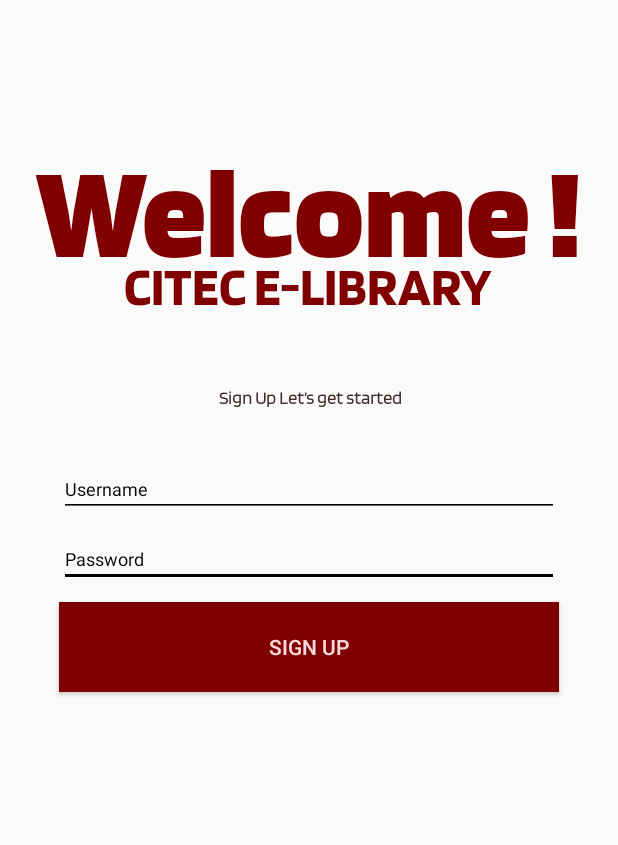
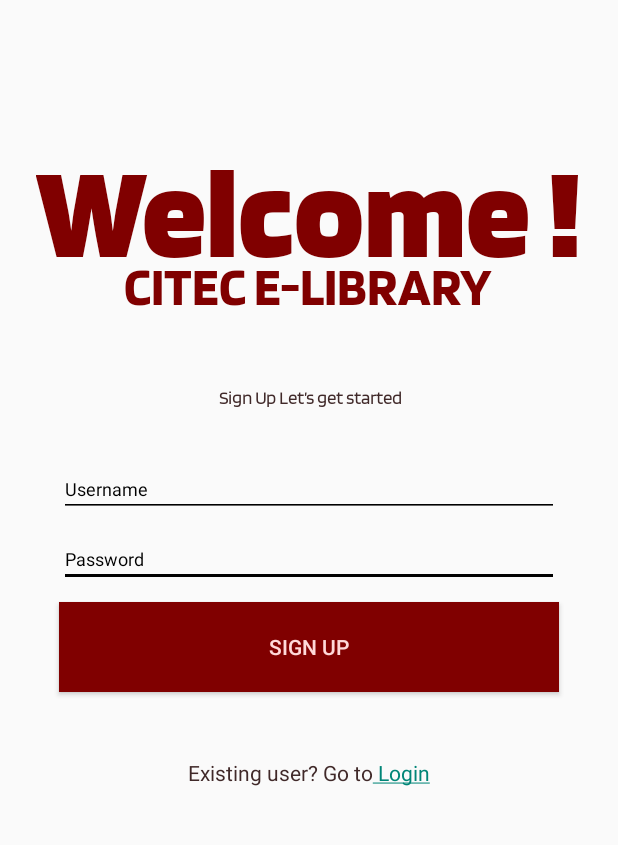
Before and after one commit to Jayem09/cc106_3a_grp5, an Android app: the activity_signup screen opened directly, with no data from a screen before it, on a phone screen of 412 x 824 dp, the part 100-945 px from its top. Run offline under Robolectric (Android 15) with nearby library versions, the phone set to English and light mode, and no system bars.

Commit message:
log in/sign up activity intent fix

```diff
--- a/app/src/main/java/com/example/elibproj/activity_signup.java
+++ b/app/src/main/java/com/example/elibproj/activity_signup.java
@@ -1,24 +1,42 @@
 package com.example.elibproj;
 
+import android.content.Intent;
 import android.os.Bundle;
+import android.text.method.LinkMovementMethod;
+import android.text.SpannableString;
+import android.text.Spanned;
+import android.text.style.ClickableSpan;
+import android.view.View;
+import android.widget.TextView;
 
-import androidx.activity.EdgeToEdge;
 import androidx.appcompat.app.AppCompatActivity;
-import androidx.core.graphics.Insets;
-import androidx.core.view.ViewCompat;
-import androidx.core.view.WindowInsetsCompat;
 
 public class activity_signup extends AppCompatActivity {
 
     @Override
     protected void onCreate(Bundle savedInstanceState) {
         super.onCreate(savedInstanceState);
-        EdgeToEdge.enable(this);
         setContentView(R.layout.activity_signup);
-        ViewCompat.setOnApplyWindowInsetsListener(findViewById(R.id.main), (v, insets) -> {
-            Insets systemBars = insets.getInsets(WindowInsetsCompat.Type.systemBars());
-            v.setPadding(systemBars.left, systemBars.top, systemBars.right, systemBars.bottom);
-            return insets;
-        });
+
+        // Setup clickable "Login" text
+        TextView textView = findViewById(R.id.tvLogin);
+        String text = "Existing user? Go to Login";
+        SpannableString spannableString = new SpannableString(text);
+
+        ClickableSpan clickableSpan = new ClickableSpan() {
+            @Override
+            public void onClick(View widget) {
+                // Navigate back to MainActivity (Login screen)
+                Intent intent = new Intent(activity_signup.this, activity_login.class);
+                startActivity(intent);
+            }
+        };
+
+        // Set the clickable span to the "Login" part of the text
+        spannableString.setSpan(clickableSpan, 20, 26, Spanned.SPAN_EXCLUSIVE_EXCLUSIVE);
+
+        // Apply the SpannableString and make it clickable
+        textView.setText(spannableString);
+        textView.setMovementMethod(LinkMovementMethod.getInstance());
     }
 }
--- a/app/src/main/res/layout/activity_dashboard.xml
+++ b/app/src/main/res/layout/activity_dashboard.xml
@@ -7,9 +7,4 @@
     android:layout_height="match_parent"
     tools:context=".dashboard">
 
-    <TextView
-        android:id="@+id/textView"
-        android:layout_width="wrap_content"
-        android:layout_height="wrap_content"
-        android:text="TextView" />
 </androidx.constraintlayout.widget.ConstraintLayout>
--- a/app/src/main/res/layout/activity_signup.xml
+++ b/app/src/main/res/layout/activity_signup.xml
@@ -148,6 +148,20 @@
         app:layout_constraintEnd_toEndOf="parent"
         app:layout_constraintHorizontal_bias="0.502"
         app:layout_constraintStart_toStartOf="parent"
+        app:layout_constraintTop_toTopOf="parent"  />
+
+
+
+    <TextView
+        android:id="@+id/tvLogin"
+        android:layout_width="wrap_content"
+        android:layout_height="wrap_content"
+        android:layout_marginTop="572dp"
+        android:text="Existing user? Go to Login"
+        android:textColor="#402929"
+        app:layout_constraintEnd_toEndOf="parent"
+        app:layout_constraintStart_toStartOf="parent"
         app:layout_constraintTop_toTopOf="parent" />
 
+
 </androidx.constraintlayout.widget.ConstraintLayout>
```
Also changed, not shown: app/src/main/AndroidManifest.xml (+19 -8 lines), app/src/main/java/com/example/elibproj/activity_login.java (renamed from app/src/main/java/com/example/elibproj/MainActivity.java, +11 -12 lines), app/src/main/res/layout/activity_login.xml (renamed from app/src/main/res/layout/activity_main.xml, +15 -22 lines).
